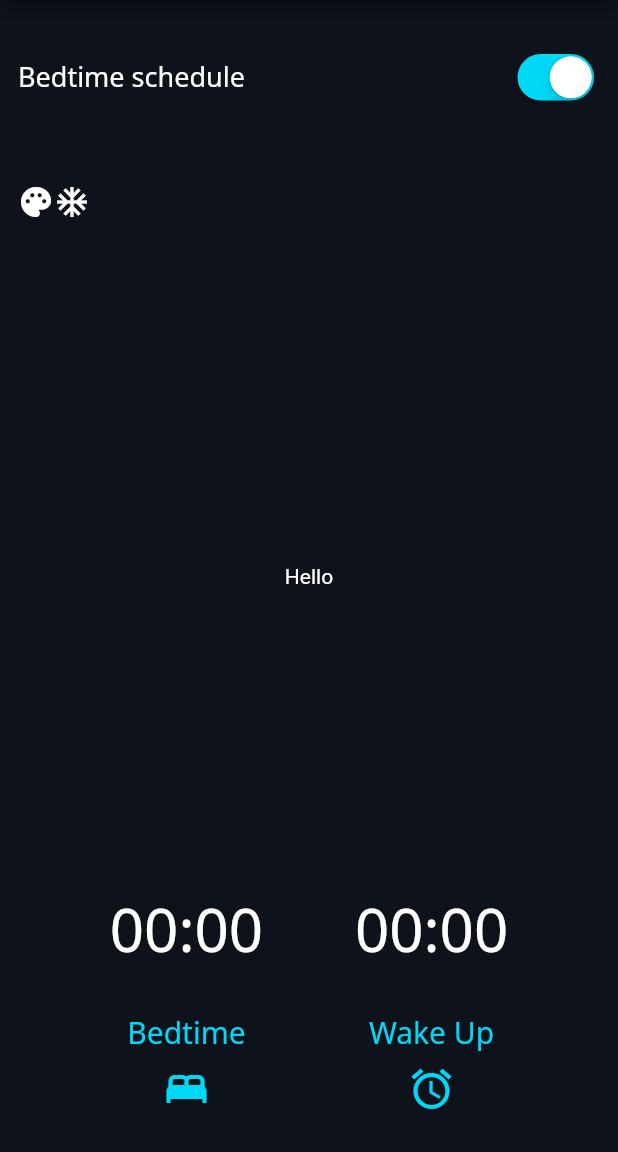
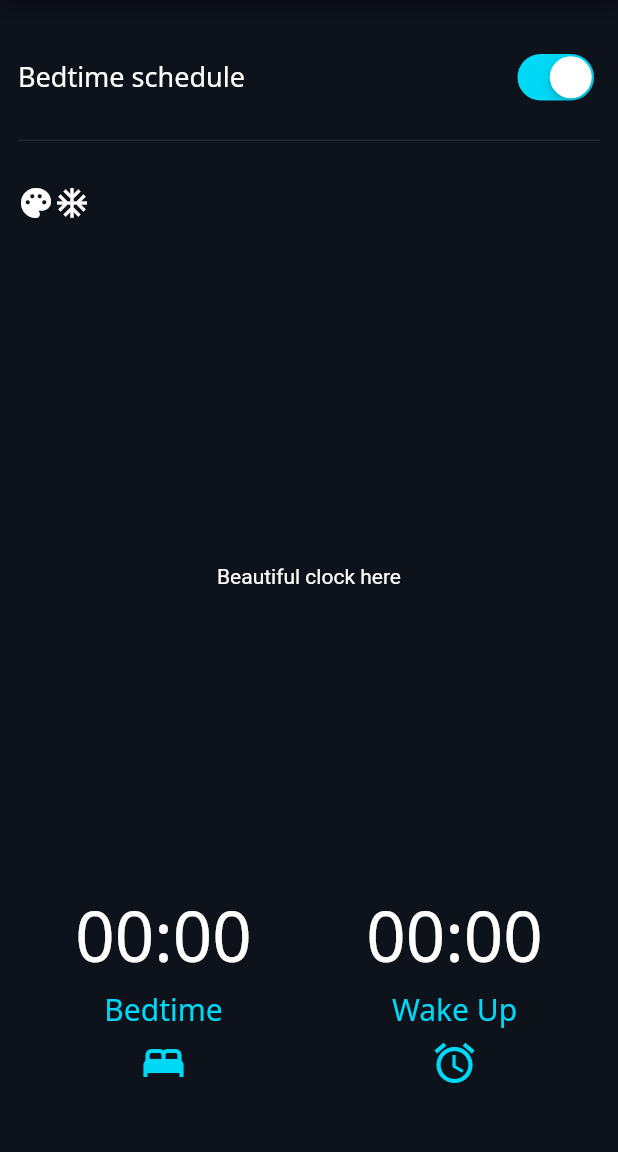
Before and after one commit to nguyen703/one_mot1vation, a Flutter app: the screen it shows after launch, on a phone screen of 412 x 824 dp, the part 84-1236 px from its top. Run offline on Flutter 3.47's test engine with Material 2 defaults, Android fonts, the phone set to English and light mode, and no system bars; our stand-ins replace google_fonts.

Commit message:
Add divider Modify title button widget

```diff
--- a/lib/buttons/title_button.dart
+++ b/lib/buttons/title_button.dart
@@ -15,14 +15,17 @@ class TitleButton extends StatelessWidget {
 
   @override
   Widget build(BuildContext context) {
-    return Column(
+    return Padding(
+      padding: const EdgeInsets.only(top: 12.0),
+      child: Column(
         children: [
           Text(
             buttonText,
-          style: GoogleFonts.notoSans(fontSize: buttonSize, color: buttonColor),
+            style:
+                GoogleFonts.notoSans(fontSize: buttonSize, color: buttonColor),
           ),
           SizedBox(
-          height: 8,
+            height: 6,
           ),
           Icon(
             buttonIcon,
@@ -30,6 +33,7 @@ class TitleButton extends StatelessWidget {
             size: buttonSize * 1.6,
           ),
         ],
+      ),
     );
   }
 }
--- a/lib/screens/main_screen.dart
+++ b/lib/screens/main_screen.dart
@@ -34,6 +34,10 @@ class MainScreen extends StatelessWidget {
                 ),
               ),
             ),
+            Divider(
+              height: 1.0,
+              color: Colors.blueGrey[900],
+            ),
             Expanded(
               flex: 1,
               child: Row(
@@ -50,23 +54,25 @@ class MainScreen extends StatelessWidget {
               flex: 5,
               child: Container(
                 alignment: Alignment.center,
-                child: Text('Hello'),
+                child: Text('Beautiful clock here'),
               ),
             ),
             Expanded(
               flex: 2,
               child: Row(
-                mainAxisAlignment: MainAxisAlignment.spaceEvenly,
+                mainAxisAlignment: MainAxisAlignment.spaceAround,
                 children: [
                   Column(
                     children: [
                       Expanded(
+                        flex: 1,
                         child: Text(
                           '00:00',
-                          style: GoogleFonts.notoSans(fontSize: 40.0),
+                          style: GoogleFonts.notoSans(fontSize: 46.0),
                         ),
                       ),
                       Expanded(
+                        flex: 2,
                         child: TitleButton(
                           buttonText: 'Bedtime',
                           buttonColor: kTeal,
@@ -79,12 +85,14 @@ class MainScreen extends StatelessWidget {
                   Column(
                     children: [
                       Expanded(
+                        flex: 1,
                         child: Text(
                           '00:00',
-                          style: GoogleFonts.notoSans(fontSize: 40),
+                          style: GoogleFonts.notoSans(fontSize: 46),
                         ),
                       ),
                       Expanded(
+                        flex: 2,
                         child: TitleButton(
                             buttonText: 'Wake Up',
                             buttonIcon: Icons.alarm,
```
Lines whose indentation alone changed are shown as unchanged.
